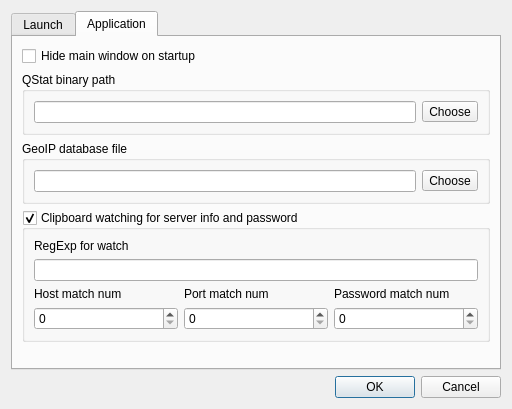
Qt form src/options_dialog.ui (navrocky/urtconnector) before a commit.
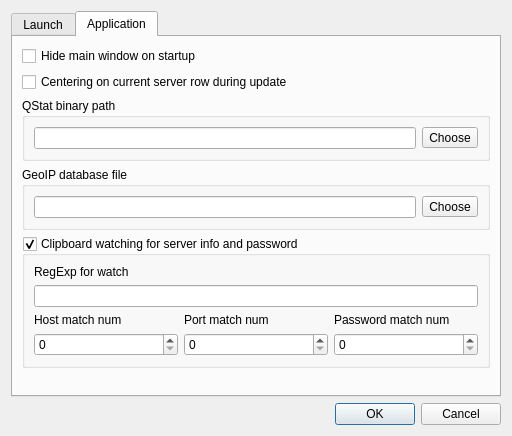
The same form after that commit. The open tabs and pages were chosen to show the change. Icons and pictures are not drawn.

Commit message: - added option "centering on current server row during update" - fixed visual look of server status icons

```diff
--- a/src/options_dialog.ui
+++ b/src/options_dialog.ui
@@ -7,7 +7,7 @@
     <x>0</x>
     <y>0</y>
     <width>512</width>
-    <height>409</height>
+    <height>436</height>
    </rect>
   </property>
   <property name="windowTitle">
@@ -205,6 +205,13 @@
          </property>
         </widget>
        </item>
+       <item>
+        <widget class="QCheckBox" name="center_current_row_check">
+         <property name="text">
+          <string>Centering on current server row during update</string>
+         </property>
+        </widget>
+       </item>
        <item>
         <widget class="QGroupBox" name="groupBox_3">
          <property name="title">
```
The commit also changes 9 other files.
